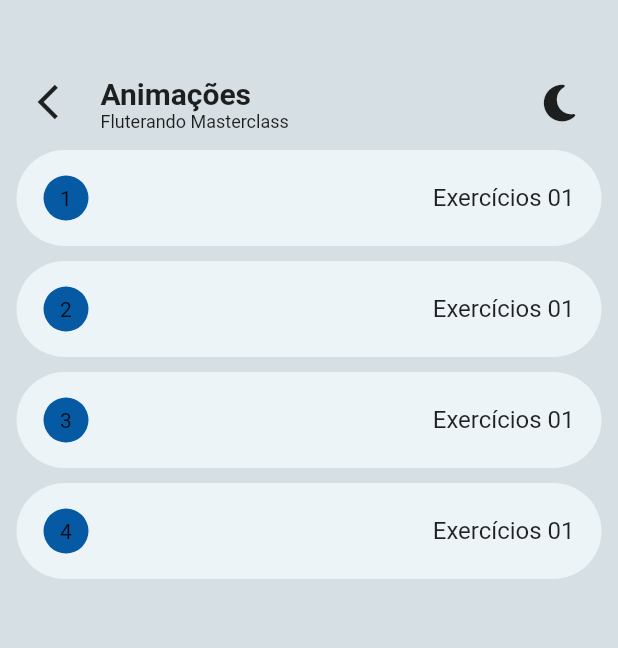
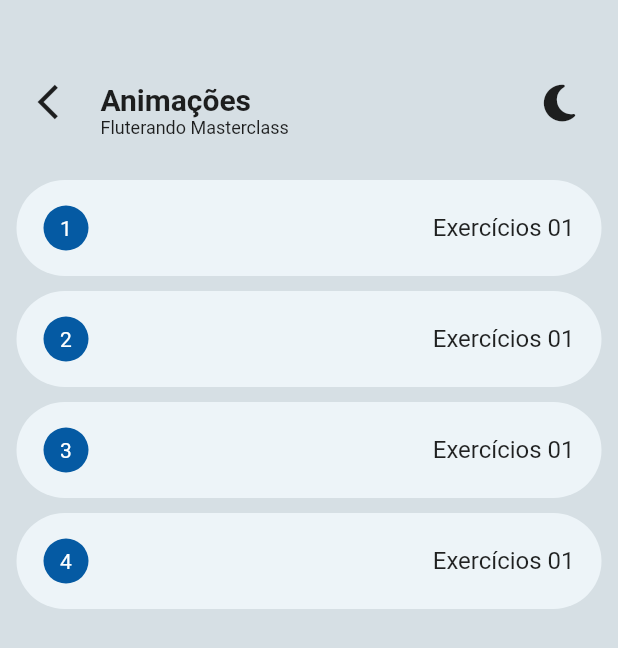
Before and after one commit to jeilsonaraujo/app_masterclass, a Flutter app: the screen it shows after launch, after a tap on "Ver mais", on a phone screen of 412 x 824 dp. Shown: the top 648 px of the screen. Run offline on Flutter 3.47's test engine with Material 2 defaults, Android fonts, the phone set to English and light mode, and no system bars; our stand-ins replace font_awesome_flutter.

Commit message:
feat: adding header to all pages

```diff
--- a/lib/app/activities/activities_page.dart
+++ b/lib/app/activities/activities_page.dart
@@ -1,4 +1,5 @@
 import 'package:app_masterclass/app/activities/details/details_page.dart';
+import 'package:app_masterclass/components/header_page_widget.dart';
 import 'package:flutter/material.dart';
 
 import 'package:font_awesome_flutter/font_awesome_flutter.dart';
@@ -16,6 +17,7 @@ class _ActivitiesPageState extends State<ActivitiesPage> {
   @override
   Widget build(BuildContext context) {
     return Scaffold(
+        appBar: HeaderPageWidget(title: 'Atividades'),
         body: Padding(
           padding: const EdgeInsets.only(left: 15, right: 15),
           child: SingleChildScrollView(
@@ -57,30 +59,60 @@ class _ActivitiesPageState extends State<ActivitiesPage> {
                     );
                   },
                 ),
-            // CardRepositoryWidget(
-            //     icon: FontAwesomeIcons.markdown,
-            //     title: 'Leitura de Mockup',
-            //     amountOfExercises: '2',
-            //     content:
-            //         'Aplicação da tecnica de leitura de mockup, contendo 2 exercicios'),
-            // CardRepositoryWidget(
-            //     icon: FontAwesomeIcons.glasses,
-            //     title: 'Leitura de Mockup',
-            //     amountOfExercises: '2',
-            //     content:
-            //         'Aplicação da tecnica de leitura de mockup, contendo 2 exercicios'),
-            // CardRepositoryWidget(
-            //     icon: FontAwesomeIcons.glasses,
-            //     title: 'Leitura de Mockup',
-            //     amountOfExercises: '2',
-            //     content:
-            //         'Aplicação da tecnica de leitura de mockup, contendo 2 exercicios'),
-            // CardRepositoryWidget(
-            //     icon: FontAwesomeIcons.glasses,
-            //     title: 'Leitura de Mockup',
-            //     amountOfExercises: '2',
-            //     content:
-            //         'Aplicação da tecnica de leitura de mockup, contendo 2 exercicios'),
+                CardRepositoryWidget(
+                  icon: FontAwesomeIcons.markdown, //TODO! add this icon
+                  title: 'Playground',
+                  amountOfExercises: '3',
+                  content:
+                      'Aplicação da tecnica de leitura de mockup, contendo 2 exercicios',
+                  navigateTo: () {
+                    Navigator.push(
+                      context,
+                      MaterialPageRoute<void>(
+                        builder: (BuildContext context) => const DetailsPage(
+                          title: 'Playground',
+                          amountOfExercises: 3,
+                        ),
+                      ),
+                    );
+                  },
+                ),
+                CardRepositoryWidget(
+                  icon: FontAwesomeIcons.personRunning,
+                  title: 'Animações',
+                  amountOfExercises: '4',
+                  content:
+                      'Estudos sobre animações implícitas e controladas, contendo 4 exercícios e 2 estudos.',
+                  navigateTo: () {
+                    Navigator.push(
+                      context,
+                      MaterialPageRoute<void>(
+                        builder: (BuildContext context) => const DetailsPage(
+                          title: 'Animações',
+                          amountOfExercises: 4,
+                        ),
+                      ),
+                    );
+                  },
+                ),
+                CardRepositoryWidget(
+                  icon: FontAwesomeIcons.glasses,
+                  title: 'Leitura de Mockup',
+                  amountOfExercises: '2',
+                  content:
+                      'Aplicação da tecnica de leitura de mockup, contendo 2 exercicios',
+                  navigateTo: () {
+                    Navigator.push(
+                      context,
+                      MaterialPageRoute<void>(
+                        builder: (BuildContext context) => const DetailsPage(
+                          title: 'Leitura de Mockup',
+                          amountOfExercises: 2,
+                        ),
+                      ),
+                    );
+                  },
+                ),
               ],
             ),
           ),
--- a/lib/app/activities/details/details_page.dart
+++ b/lib/app/activities/details/details_page.dart
@@ -1,5 +1,6 @@
-import 'package:app_masterclass/app/activities/details/header_details_page_widget.dart';
 import 'package:flutter/material.dart';
+
+import 'package:app_masterclass/components/header_page_widget.dart';
 
 class DetailsPage extends StatelessWidget {
   final String title;
@@ -12,19 +13,24 @@ class DetailsPage extends StatelessWidget {
 
   @override
   Widget build(BuildContext context) {
-    return Scaffold(
-        appBar: HeaderDetailsPageWidget(title: title),
+    return SafeArea(
+      child: Scaffold(
+          appBar: HeaderPageWidget(
+            title: title,
+            isDetailPage: true,
+          ),
           body: ListView.builder(
             itemCount: amountOfExercises,
             itemBuilder: (context, index) {
               return Padding(
-              padding:
-                  const EdgeInsets.only(left: 11.0, right: 11.0, bottom: 10.0),
+                padding: const EdgeInsets.only(
+                    left: 11.0, right: 11.0, bottom: 10.0),
                 child: Container(
                   height: 64,
                   decoration: BoxDecoration(
                       color: Theme.of(context).cardColor,
-                    borderRadius: const BorderRadius.all(Radius.circular(50))),
+                      borderRadius:
+                          const BorderRadius.all(Radius.circular(50))),
                   child: Row(
                     mainAxisAlignment: MainAxisAlignment.spaceBetween,
                     children: [
@@ -38,7 +44,10 @@ class DetailsPage extends StatelessWidget {
                               shape: BoxShape.circle),
                           child: Align(
                               alignment: Alignment.center,
-                            child: Text((index + 1).toString())),
+                              child: Text(
+                                (index + 1).toString(),
+                                style: TextStyle(color: Colors.white),
+                              )),
                         ),
                       ),
                       const Padding(
@@ -53,6 +62,7 @@ class DetailsPage extends StatelessWidget {
                 ),
               );
             },
-        ));
+          )),
+    );
   }
 }
--- a/lib/app/activities/details/header_details_page_widget.dart
+++ /dev/null
@@ -1,79 +0,0 @@
-import 'package:flutter/material.dart';
-
-import 'package:font_awesome_flutter/font_awesome_flutter.dart';
-
-import 'package:app_masterclass/app/theme_controller.dart';
-
-class HeaderDetailsPageWidget extends StatelessWidget
-    implements PreferredSizeWidget {
-  final String title;
-  const HeaderDetailsPageWidget({
-    super.key,
-    required this.title,
-  });
-  final double height = 100.0;
-  @override
-  Widget build(BuildContext context) {
-    final controller =
-        context.dependOnInheritedWidgetOfExactType<ThemeController>()!;
-    return Column(
-      children: [
-        Padding(
-          padding: const EdgeInsets.only(left: 15, right: 15),
-          child: SizedBox(
-            height: 92,
-            child: Row(
-              crossAxisAlignment: CrossAxisAlignment.end,
-              mainAxisAlignment: MainAxisAlignment.spaceBetween,
-              children: [
-                Row(
-                  crossAxisAlignment: CrossAxisAlignment.end,
-                  children: [
-                    Padding(
-                        padding: const EdgeInsets.only(right: 4.0),
-                        child: IconButton(
-                          onPressed: () {
-                            Navigator.pop(context);
-                          },
-                          icon: const Icon(Icons.arrow_back_ios, size: 28),
-                        )),
-                    Padding(
-                      padding: const EdgeInsets.only(bottom: 4.0),
-                      child: Column(
-                        mainAxisAlignment: MainAxisAlignment.end,
-                        crossAxisAlignment: CrossAxisAlignment.start,
-                        children: [
-                          Text(
-                            title,
-                            style: const TextStyle(
-                                fontSize: 20, fontWeight: FontWeight.bold),
-                          ),
-                          const Text(
-                            'Fluterando Masterclass',
-                            style: TextStyle(
-                              fontSize: 12,
-                            ),
-                          ),
-                        ],
-                      ),
-                    ),
-                  ],
-                ),
-                IconButton(
-                  onPressed: () {
-                    controller.toggle();
-                  },
-                  icon: const Icon(FontAwesomeIcons.solidMoon, size: 28),
-                )
-              ],
-            ),
-          ),
-        ),
-        const SizedBox(height: 27)
-      ],
-    );
-  }
-
-  @override
-  Size get preferredSize => Size.fromHeight(height);
-}
--- a/lib/app/home/header_home_page_widget.dart
+++ /dev/null
@@ -1,72 +0,0 @@
-import 'package:flutter/material.dart';
-
-import 'package:font_awesome_flutter/font_awesome_flutter.dart';
-
-import 'package:app_masterclass/app/theme_controller.dart';
-
-class HeaderHomePageWidget extends StatelessWidget
-    implements PreferredSizeWidget {
-  const HeaderHomePageWidget({Key? key}) : super(key: key);
-  final double height = 120.0;
-  @override
-  Widget build(BuildContext context) {
-    final controller =
-        context.dependOnInheritedWidgetOfExactType<ThemeController>()!;
-    return Column(
-      children: [
-        Padding(
-          padding: const EdgeInsets.only(left: 15, right: 15),
-          child: SizedBox(
-            height: 92,
-            child: Row(
-              crossAxisAlignment: CrossAxisAlignment.end,
-              mainAxisAlignment: MainAxisAlignment.spaceBetween,
-              children: [
-                Row(
-                  crossAxisAlignment: CrossAxisAlignment.end,
-                  children: [
-                    Padding(
-                      padding: const EdgeInsets.only(right: 4.0),
-                      child: Image.asset(
-                        'assets/logo.png',
-                        height: 44,
-                        width: 44,
-                      ),
-                    ),
-                    Column(
-                      mainAxisAlignment: MainAxisAlignment.end,
-                      crossAxisAlignment: CrossAxisAlignment.start,
-                      children: const [
-                        Text(
-                          'Atividades',
-                          style: TextStyle(
-                              fontSize: 20, fontWeight: FontWeight.bold),
-                        ),
-                        Text(
-                          'Fluterando Masterclass',
-                          style: TextStyle(
-                            fontSize: 12,
-                          ),
-                        ),
-                      ],
-                    ),
-                  ],
-                ),
-                IconButton(
-                  onPressed: () {
-                    controller.toggle();
-                  },
-                  icon: const Icon(FontAwesomeIcons.solidMoon, size: 28),
-                )
-              ],
-            ),
-          ),
-        ),
-        SizedBox(height: 27)
-      ],
-    );
-  }
-
-  @override
-  Size get preferredSize => Size.fromHeight(height);
-}
--- a/lib/app/home/home_page.dart
+++ b/lib/app/home/home_page.dart
@@ -4,7 +4,6 @@ import 'package:font_awesome_flutter/font_awesome_flutter.dart';
 
 import 'package:app_masterclass/app/about/about_page.dart';
 import 'package:app_masterclass/app/activities/activities_page.dart';
-import 'package:app_masterclass/app/home/header_home_page_widget.dart';
 import 'package:app_masterclass/app/repositories/repositories_page.dart';
 
 class HomePage extends StatefulWidget {
@@ -15,20 +14,21 @@ class HomePage extends StatefulWidget {
 }
 
 class _HomePageState extends State<HomePage> {
+  final List<Widget> tabsPages = [
+    const ActivitiesPage(),
+    const RepositoriesPage(),
+    const AboutPage(),
+  ];
+
   @override
   Widget build(BuildContext context) {
     return DefaultTabController(
         animationDuration: const Duration(milliseconds: 200),
-        length: 3,
+        length: tabsPages.length,
         child: Scaffold(
-          appBar: const HeaderHomePageWidget(),
           bottomNavigationBar: menu(),
-          body: const TabBarView(
-            children: [
-              ActivitiesPage(),
-              RepositoriesPage(),
-              AboutPage(),
-            ],
+          body: TabBarView(
+            children: tabsPages,
           ),
         ));
   }
--- a/lib/app/repositories/repositories_page.dart
+++ b/lib/app/repositories/repositories_page.dart
@@ -1,4 +1,6 @@
 import 'package:flutter/material.dart';
+
+import 'package:app_masterclass/components/header_page_widget.dart';
 
 class RepositoriesPage extends StatefulWidget {
   const RepositoriesPage({Key? key}) : super(key: key);
@@ -10,6 +12,8 @@ class RepositoriesPage extends StatefulWidget {
 class _RepositoriesPageState extends State<RepositoriesPage> {
   @override
   Widget build(BuildContext context) {
-    return Scaffold();
+    return Scaffold(
+      appBar: HeaderPageWidget(title: 'Repositórios'),
+    );
   }
 }
```
Lines whose indentation alone changed are shown as unchanged.
